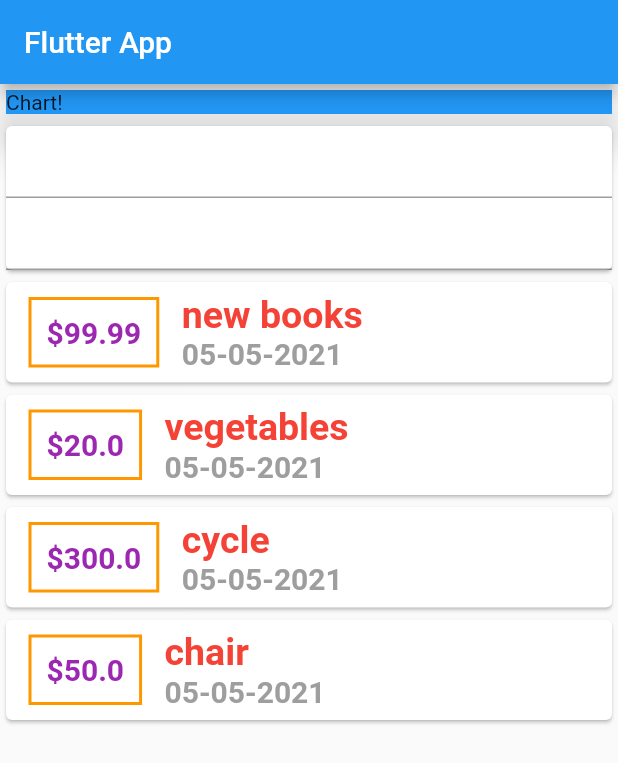
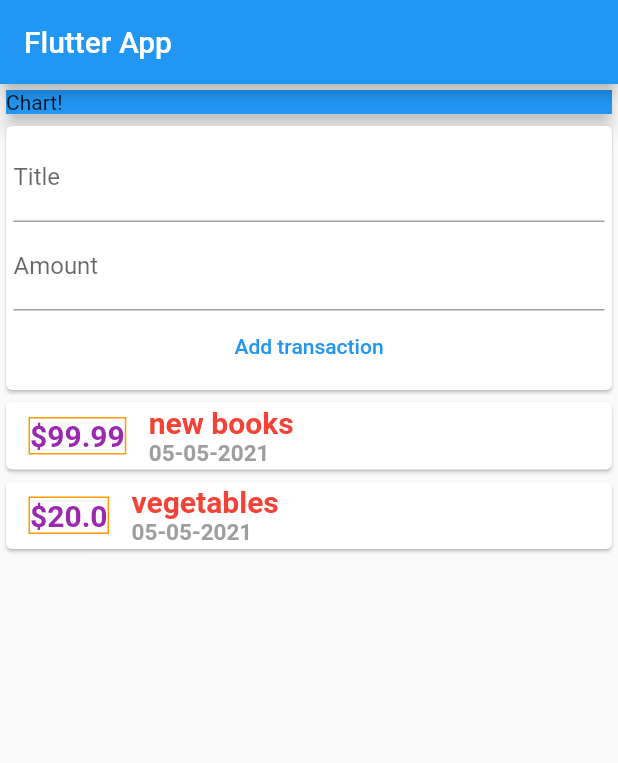
Before and after one commit to GEEPA88/personal-expense-app, a Flutter app: the screen it shows after launch, on a phone screen of 412 x 824 dp. Shown: the top 763 px of the screen. Run offline on Flutter 3.47's test engine with Material 2 defaults, Android fonts, the phone set to English and light mode, and no system bars.

Commit message:
fifth commit

```diff
--- a/lib/main.dart
+++ b/lib/main.dart
@@ -30,18 +30,6 @@ class MyHomePage extends StatelessWidget {
       amount: 20,
       date: DateTime.now(),
     ),
-    Transaction(
-      id: 't3',
-      title: 'cycle',
-      amount: 300,
-      date: DateTime.now(),
-    ),
-    Transaction(
-      id: 't4',
-      title: 'chair',
-      amount: 50,
-      date: DateTime.now(),
-    ),
   ];
   @override
   Widget build(BuildContext context) {
@@ -59,13 +47,31 @@ class MyHomePage extends StatelessWidget {
               color: Colors.blue,
               child: Text('Chart!'),
             ),
-            elevation: 10,
+            elevation: 5,
           ),
           Card(
-            child: Column(children: <Widget>[
-              TextField(),
-              TextField(),
-            ]),
+            child: Container(
+              padding: EdgeInsets.all(5),
+              child: Column(
+                crossAxisAlignment: CrossAxisAlignment.center,
+                children: <Widget>[
+                  TextField(
+                    decoration: InputDecoration(labelText: 'Title'),
+                  ),
+                  TextField(
+                    decoration: InputDecoration(labelText: 'Amount'),
+                  ),
+                  TextButton(
+                    style: ButtonStyle(
+                      foregroundColor:
+                          MaterialStateProperty.all<Color>(Colors.blue),
+                    ),
+                    onPressed: () {},
+                    child: Text('Add transaction'),
+                  )
+                ],
+              ),
+            ),
           ),
           Column(
             children: transaction.map((tx) {
@@ -78,10 +84,8 @@ class MyHomePage extends StatelessWidget {
                       decoration: BoxDecoration(
                         border: Border.all(
                           color: Colors.orange,
-                          width: 2,
                         ),
                       ),
-                      padding: EdgeInsets.all(10),
                       child: Text(
                         '\$${tx.amount}',
                         style: TextStyle(
@@ -97,7 +101,7 @@ class MyHomePage extends StatelessWidget {
                         Text(
                           tx.title,
                           style: TextStyle(
-                            fontSize: 25,
+                            fontSize: 20,
                             fontWeight: FontWeight.bold,
                             fontStyle: FontStyle.normal,
                             color: Colors.red,
@@ -107,7 +111,7 @@ class MyHomePage extends StatelessWidget {
                           DateFormat('dd-MM-yyyy').format(tx.date),
                           style: TextStyle(
                             fontWeight: FontWeight.bold,
-                            fontSize: 20,
+                            fontSize: 15,
                             color: Colors.grey,
                           ),
                         ),
```
